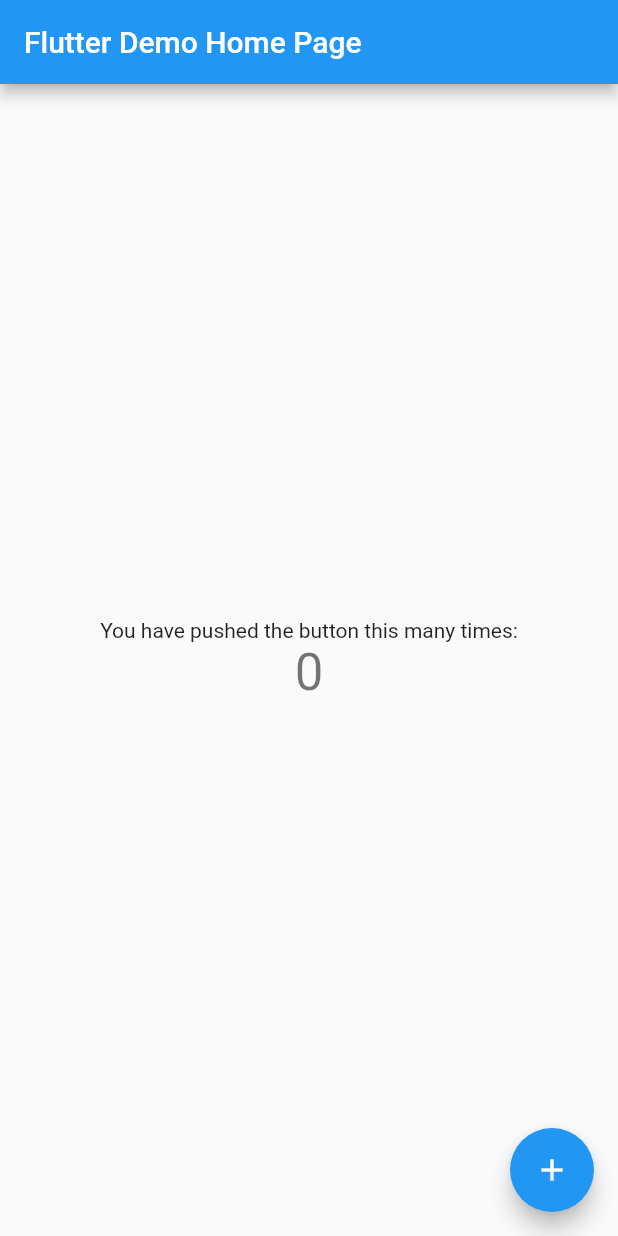
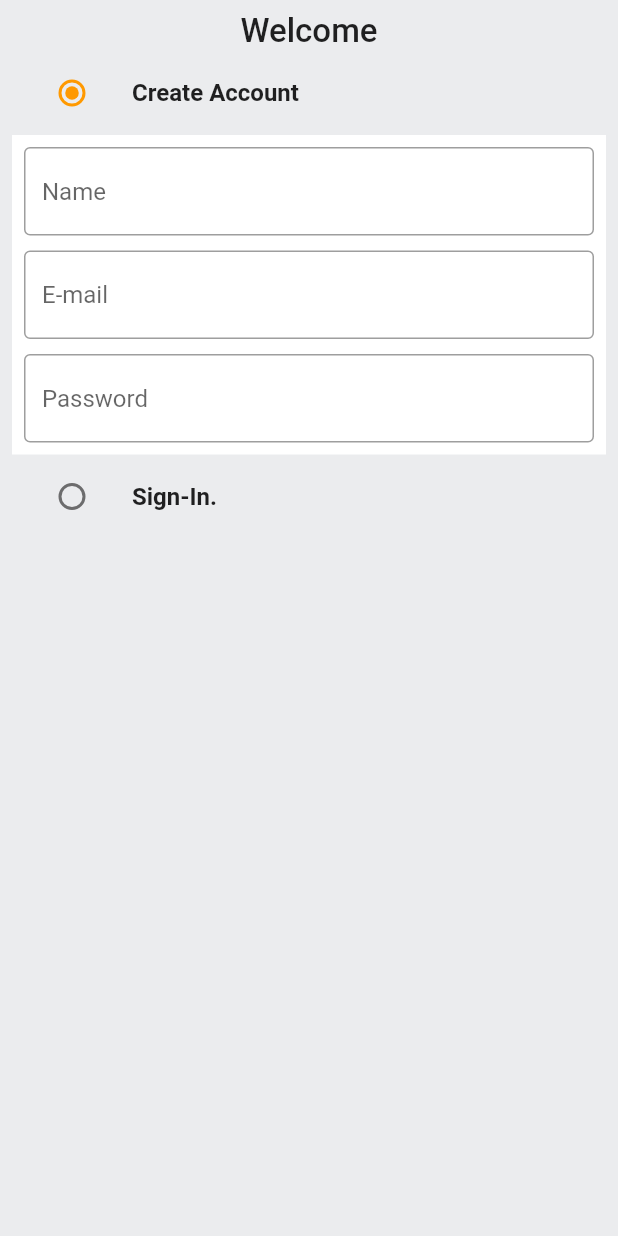
Before and after one commit to thevipulkumawat/project_amazon, a Flutter app: the screen it shows after launch, on a phone screen of 412 x 824 dp. Run offline on Flutter 3.47's test engine with Material 2 defaults, Android fonts, the phone set to English and light mode, and no system bars.

Commit message:
03112022

```diff
--- /dev/null
+++ b/lib/common/widgets/custom_textfield.dart
@@ -0,0 +1,28 @@
+import 'package:flutter/material.dart';
+
+class CustomTextField extends StatelessWidget {
+  final TextEditingController controller;
+  final String hintText;
+  const CustomTextField({Key? key, required this.controller, required this.hintText}) : super(key: key);
+
+  @override
+  Widget build(BuildContext context) {
+    return TextFormField(
+      controller: controller,
+      decoration: InputDecoration(
+        hintText: hintText,
+        border: const OutlineInputBorder(
+          borderSide: BorderSide(
+            color: Colors.black38,
+          ),
+        ),
+        enabledBorder: const OutlineInputBorder(
+          borderSide: BorderSide(
+            color: Colors.black38,
+          ),
+        ),
+      ),
+      validator: (val) {},
+    );
+  }
+}
--- /dev/null
+++ b/lib/constants/global_variables.dart
@@ -0,0 +1,19 @@
+import 'package:flutter/material.dart';
+
+class GlobalVariables{
+  //Colors
+  static const appBarGradient = LinearGradient(
+    colors: [
+      Color.fromARGB(255, 29, 201, 192),
+      Color.fromARGB(255, 125, 221, 216),
+    ],
+    stops: [0.5, 1.0],
+  );
+
+  static const secondaryColor = Color.fromRGBO(255, 153, 0, 1);
+  static const backgroundColor = Colors.white;
+  static const Color greyBackgroundColor = Color(0xffebecee);
+  static var selectedNavBarColor = Colors.cyan[800]!;
+  static const unselectedNavBarColor = Colors.black87;
+
+}
--- /dev/null
+++ b/lib/features/auth/screens/auth_screen.dart
@@ -0,0 +1,122 @@
+import 'package:flutter/material.dart';
+import 'package:project_amazon/common/widgets/custom_textfield.dart';
+import 'package:project_amazon/constants/global_variables.dart';
+
+
+
+enum Auth {
+  signin,
+  signup,
+}
+
+class AuthScreen extends StatefulWidget {
+  static const String routeName = '/auth-screen';
+  const AuthScreen({Key? key}) : super(key: key);
+
+  @override
+  State<AuthScreen> createState() => _AuthScreenState();
+}
+
+class _AuthScreenState extends State<AuthScreen> {
+  Auth _auth = Auth.signup;
+  final _signUpFormKey = GlobalKey<FormState>();
+  final _signInFormKey = GlobalKey<FormState>();
+
+  final TextEditingController _emailController = TextEditingController();
+  final TextEditingController _passwordController = TextEditingController();
+  final TextEditingController _nameController = TextEditingController();
+
+  @override
+  void dispose(){
+    super.dispose();
+    _emailController.dispose();
+    _passwordController.dispose();
+    _nameController.dispose();
+  }
+
+
+
+  @override
+  Widget build(BuildContext context) {
+    return Scaffold(
+      backgroundColor: GlobalVariables.greyBackgroundColor,
+      body: SafeArea(
+        child: Padding(
+          padding: const EdgeInsets.all(8.0),
+          child: Column(
+            children: [
+              const Text(
+                'Welcome',
+                style: TextStyle(
+                  fontSize: 22,
+                  fontWeight: FontWeight.w500,
+                ),
+              ),
+              ListTile(
+                title: const Text(
+                  'Create Account',
+                  style: TextStyle(
+                    fontWeight: FontWeight.bold,
+                  ),
+                ),
+                leading: Radio(
+                  activeColor: GlobalVariables.secondaryColor,
+                    value: Auth.signup,
+                    groupValue: _auth,
+                    onChanged: (Auth? val) {
+                      setState(() {
+                        _auth = val!;
+                      });
+                    }),
+              ),
+              if(_auth == Auth.signup)
+                Container(
+                  padding: const EdgeInsets.all(8),
+                  color: GlobalVariables.backgroundColor,
+                  child: Form(
+                    key: _signUpFormKey,
+                    child: Column(
+                      children: [
+                        CustomTextField(controller: _nameController,
+                          hintText: 'Name',
+                        ),
+                        const SizedBox(height: 10,),
+                        CustomTextField(controller: _emailController,
+                          hintText: 'E-mail',
+                        ),
+                        const SizedBox(height: 10,),
+                        CustomTextField(controller: _passwordController,
+                          hintText: 'Password',
+                        ),
+                      ],
+
+                    ),
+                  ),
+                ),
+
+
+
+              ListTile(
+                title: const Text(
+                  'Sign-In.',
+                  style: TextStyle(
+                    fontWeight: FontWeight.bold,
+                  ),
+                ),
+                leading: Radio(
+                    activeColor: GlobalVariables.secondaryColor,
+                    value: Auth.signin,
+                    groupValue: _auth,
+                    onChanged: (Auth? val) {
+                      setState(() {
+                        _auth = val!;
+                      });
+                    }),
+              )
+            ],
+          ),
+        ),
+      ),
+    );
+  }
+}
--- a/lib/main.dart
+++ b/lib/main.dart
@@ -1,4 +1,8 @@
 import 'package:flutter/material.dart';
+import 'package:project_amazon/constants/global_variables.dart';
+import 'package:project_amazon/router.dart';
+
+import 'features/auth/screens/auth_screen.dart';
 
 void main() {
   runApp(const MyApp());
@@ -11,105 +15,20 @@ class MyApp extends StatelessWidget {
   @override
   Widget build(BuildContext context) {
     return MaterialApp(
+      debugShowCheckedModeBanner: false,
       title: 'Flutter Demo',
       theme: ThemeData(
-        // This is the theme of your application.
-        //
-        // Try running your application with "flutter run". You'll see the
-        // application has a blue toolbar. Then, without quitting the app, try
-        // changing the primarySwatch below to Colors.green and then invoke
-        // "hot reload" (press "r" in the console where you ran "flutter run",
-        // or simply save your changes to "hot reload" in a Flutter IDE).
-        // Notice that the counter didn't reset back to zero; the application
-        // is not restarted.
-        primarySwatch: Colors.blue,
+        scaffoldBackgroundColor: GlobalVariables.backgroundColor,
+        colorScheme: const ColorScheme.light(
+          primary: GlobalVariables.secondaryColor,
+        ),
+        appBarTheme: const AppBarTheme(
+          elevation: 0,
+          iconTheme: IconThemeData(color: Colors.black)
+        ),
       ),
-      home: const MyHomePage(title: 'Flutter Demo Home Page'),
+      onGenerateRoute: (settings) => generateRoute(settings),
+      home: const AuthScreen(),
     );
   }
 }
-
-class MyHomePage extends StatefulWidget {
-  const MyHomePage({super.key, required this.title});
-
-  // This widget is the home page of your application. It is stateful, meaning
-  // that it has a State object (defined below) that contains fields that affect
-  // how it looks.
-
-  // This class is the configuration for the state. It holds the values (in this
-  // case the title) provided by the parent (in this case the App widget) and
-  // used by the build method of the State. Fields in a Widget subclass are
-  // always marked "final".
-
-  final String title;
-
-  @override
-  State<MyHomePage> createState() => _MyHomePageState();
-}
-
-class _MyHomePageState extends State<MyHomePage> {
-  int _counter = 0;
-
-  void _incrementCounter() {
-    setState(() {
-      // This call to setState tells the Flutter framework that something has
-      // changed in this State, which causes it to rerun the build method below
-      // so that the display can reflect the updated values. If we changed
-      // _counter without calling setState(), then the build method would not be
-      // called again, and so nothing would appear to happen.
-      _counter++;
-    });
-  }
-
-  @override
-  Widget build(BuildContext context) {
-    // This method is rerun every time setState is called, for instance as done
-    // by the _incrementCounter method above.
-    //
-    // The Flutter framework has been optimized to make rerunning build methods
-    // fast, so that you can just rebuild anything that needs updating rather
-    // than having to individually change instances of widgets.
-    return Scaffold(
-      appBar: AppBar(
-        // Here we take the value from the MyHomePage object that was created by
-        // the App.build method, and use it to set our appbar title.
-        title: Text(widget.title),
-      ),
-      body: Center(
-        // Center is a layout widget. It takes a single child and positions it
-        // in the middle of the parent.
-        child: Column(
-          // Column is also a layout widget. It takes a list of children and
-          // arranges them vertically. By default, it sizes itself to fit its
-          // children horizontally, and tries to be as tall as its parent.
-          //
-          // Invoke "debug painting" (press "p" in the console, choose the
-          // "Toggle Debug Paint" action from the Flutter Inspector in Android
-          // Studio, or the "Toggle Debug Paint" command in Visual Studio Code)
-          // to see the wireframe for each widget.
-          //
-          // Column has various properties to control how it sizes itself and
-          // how it positions its children. Here we use mainAxisAlignment to
-          // center the children vertically; the main axis here is the vertical
-          // axis because Columns are vertical (the cross axis would be
-          // horizontal).
-          mainAxisAlignment: MainAxisAlignment.center,
-          children: <Widget>[
-            const Text(
-              'You have pushed the button this many times:',
-            ),
-            Text(
-              '$_counter',
-              style: Theme.of(context).textTheme.headline4,
-            ),
-          ],
-        ),
-      ),
-      floatingActionButton: FloatingActionButton(
-        onPressed: _incrementCounter,
-        tooltip: 'Increment',
-        child: const Icon(Icons.add),
-      ), // This trailing comma makes auto-formatting nicer for build methods.
-    );
-  }
-}
--- /dev/null
+++ b/lib/router.dart
@@ -0,0 +1,21 @@
+import 'package:flutter/material.dart';
+import 'package:project_amazon/features/auth/screens/auth_screen.dart';
+
+Route<dynamic> generateRoute(RouteSettings routeSettings) {
+  switch (routeSettings.name) {
+    case AuthScreen.routeName:
+      return MaterialPageRoute(
+        settings: routeSettings,
+        builder: (_) => const AuthScreen(),
+      );
+    default:
+      return MaterialPageRoute(
+        settings: routeSettings,
+        builder: (_) => const Scaffold(
+          body: Center(
+            child: Text('Screen does not exist!'),
+          ),
+        ),
+      );
+  }
+}
```
